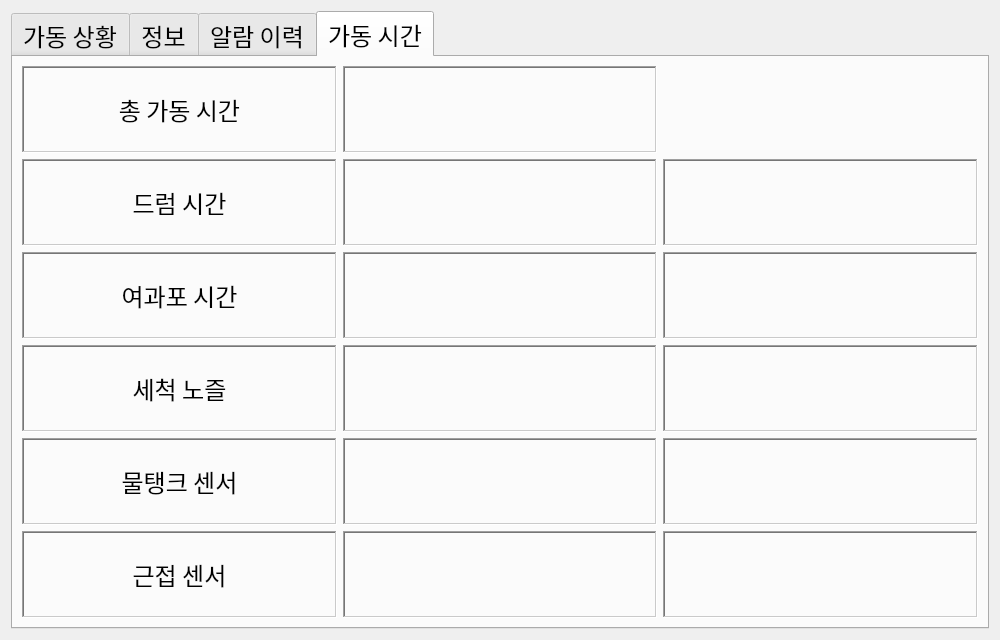
Old version of the form MainForm.ui in the repository DeathByS/PythonProject.
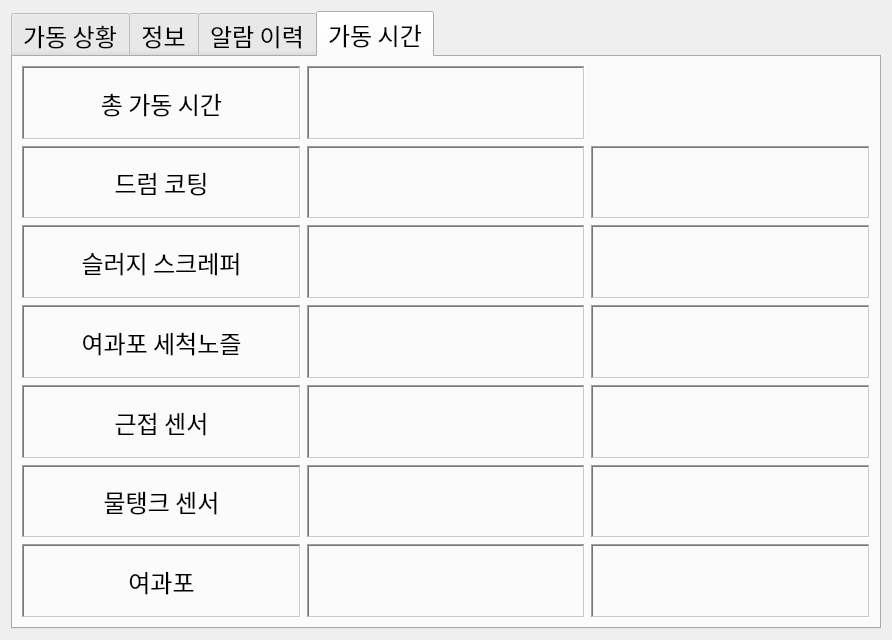
New version of the form. The open tabs and pages were chosen to show the change.

Patch:
```diff
--- a/MainForm.ui
+++ b/MainForm.ui
@@ -9,7 +9,7 @@
    <rect>
     <x>0</x>
     <y>0</y>
-    <width>1000</width>
+    <width>892</width>
     <height>640</height>
    </rect>
   </property>
@@ -41,7 +41,7 @@
       <enum>QTabWidget::Rounded</enum>
      </property>
      <property name="currentIndex">
-      <number>3</number>
+      <number>2</number>
      </property>
      <property name="iconSize">
       <size>
@@ -1473,8 +1473,8 @@
       <layout class="QGridLayout" name="gridLayout_9">
        <item row="1" column="0">
         <layout class="QGridLayout" name="gridLayout_5">
-         <item row="4" column="3">
-          <widget class="QLabel" name="label_Change_WaterTank">
+         <item row="2" column="1">
+          <widget class="QLabel" name="label_30">
            <property name="frameShape">
             <enum>QFrame::WinPanel</enum>
            </property>
@@ -1482,6 +1482,54 @@
             <enum>QFrame::Sunken</enum>
            </property>
            <property name="text">
+            <string>슬러지 스크레퍼</string>
+           </property>
+           <property name="alignment">
+            <set>Qt::AlignCenter</set>
+           </property>
+          </widget>
+         </item>
+         <item row="6" column="1">
+          <widget class="QLabel" name="label_35">
+           <property name="frameShape">
+            <enum>QFrame::WinPanel</enum>
+           </property>
+           <property name="frameShadow">
+            <enum>QFrame::Sunken</enum>
+           </property>
+           <property name="text">
+            <string>여과포</string>
+           </property>
+           <property name="alignment">
+            <set>Qt::AlignCenter</set>
+           </property>
+          </widget>
+         </item>
+         <item row="3" column="1">
+          <widget class="QLabel" name="label_31">
+           <property name="frameShape">
+            <enum>QFrame::WinPanel</enum>
+           </property>
+           <property name="frameShadow">
+            <enum>QFrame::Sunken</enum>
+           </property>
+           <property name="text">
+            <string>여과포 세척노즐</string>
+           </property>
+           <property name="alignment">
+            <set>Qt::AlignCenter</set>
+           </property>
+          </widget>
+         </item>
+         <item row="3" column="3">
+          <widget class="QLabel" name="label_Change_Filter">
+           <property name="frameShape">
+            <enum>QFrame::WinPanel</enum>
+           </property>
+           <property name="frameShadow">
+            <enum>QFrame::Sunken</enum>
+           </property>
+           <property name="text">
             <string/>
            </property>
            <property name="alignment">
@@ -1489,7 +1537,87 @@
            </property>
           </widget>
          </item>
+         <item row="0" column="2">
+          <widget class="QLabel" name="label_Time_1">
+           <property name="frameShape">
+            <enum>QFrame::WinPanel</enum>
+           </property>
+           <property name="frameShadow">
+            <enum>QFrame::Sunken</enum>
+           </property>
+           <property name="text">
+            <string/>
+           </property>
+           <property name="alignment">
+            <set>Qt::AlignCenter</set>
+           </property>
+          </widget>
+         </item>
+         <item row="1" column="3">
+          <widget class="QLabel" name="label_Change_Drum">
+           <property name="frameShape">
+            <enum>QFrame::WinPanel</enum>
+           </property>
+           <property name="frameShadow">
+            <enum>QFrame::Sunken</enum>
+           </property>
+           <property name="text">
+            <string/>
+           </property>
+           <property name="alignment">
+            <set>Qt::AlignCenter</set>
+           </property>
+          </widget>
+         </item>
+         <item row="0" column="1">
+          <widget class="QLabel" name="label">
+           <property name="frameShape">
+            <enum>QFrame::WinPanel</enum>
+           </property>
+           <property name="frameShadow">
+            <enum>QFrame::Sunken</enum>
+           </property>
+           <property name="text">
+            <string>총 가동 시간</string>
+           </property>
+           <property name="alignment">
+            <set>Qt::AlignCenter</set>
+           </property>
+          </widget>
+         </item>
          <item row="5" column="3">
+          <widget class="QLabel" name="label_Change_WaterTank">
+           <property name="frameShape">
+            <enum>QFrame::WinPanel</enum>
+           </property>
+           <property name="frameShadow">
+            <enum>QFrame::Sunken</enum>
+           </property>
+           <property name="text">
+            <string/>
+           </property>
+           <property name="alignment">
+            <set>Qt::AlignCenter</set>
+           </property>
+          </widget>
+         </item>
+         <item row="1" column="1">
+          <widget class="QLabel" name="label_29">
+           <property name="frameShape">
+            <enum>QFrame::WinPanel</enum>
+           </property>
+           <property name="frameShadow">
+            <enum>QFrame::Sunken</enum>
+           </property>
+           <property name="text">
+            <string>드럼 코팅</string>
+           </property>
+           <property name="alignment">
+            <set>Qt::AlignCenter</set>
+           </property>
+          </widget>
+         </item>
+         <item row="6" column="3">
           <widget class="QLabel" name="label_Change_Close">
            <property name="frameShape">
             <enum>QFrame::WinPanel</enum>
@@ -1505,39 +1633,7 @@
            </property>
           </widget>
          </item>
-         <item row="1" column="3">
-          <widget class="QLabel" name="label_Change_Drum">
-           <property name="frameShape">
-            <enum>QFrame::WinPanel</enum>
-           </property>
-           <property name="frameShadow">
-            <enum>QFrame::Sunken</enum>
-           </property>
-           <property name="text">
-            <string/>
-           </property>
-           <property name="alignment">
-            <set>Qt::AlignCenter</set>
-           </property>
-          </widget>
-         </item>
-         <item row="2" column="3">
-          <widget class="QLabel" name="label_Change_Filter">
-           <property name="frameShape">
-            <enum>QFrame::WinPanel</enum>
-           </property>
-           <property name="frameShadow">
-            <enum>QFrame::Sunken</enum>
-           </property>
-           <property name="text">
-            <string/>
-           </property>
-           <property name="alignment">
-            <set>Qt::AlignCenter</set>
-           </property>
-          </widget>
-         </item>
-         <item row="3" column="3">
+         <item row="4" column="3">
           <widget class="QLabel" name="label_Change_Cleaner">
            <property name="frameShape">
             <enum>QFrame::WinPanel</enum>
@@ -1553,39 +1649,7 @@
            </property>
           </widget>
          </item>
-         <item row="1" column="2">
-          <widget class="QLabel" name="label_Time_2">
-           <property name="frameShape">
-            <enum>QFrame::WinPanel</enum>
-           </property>
-           <property name="frameShadow">
-            <enum>QFrame::Sunken</enum>
-           </property>
-           <property name="text">
-            <string/>
-           </property>
-           <property name="alignment">
-            <set>Qt::AlignCenter</set>
-           </property>
-          </widget>
-         </item>
-         <item row="2" column="1">
-          <widget class="QLabel" name="label_31">
-           <property name="frameShape">
-            <enum>QFrame::WinPanel</enum>
-           </property>
-           <property name="frameShadow">
-            <enum>QFrame::Sunken</enum>
-           </property>
-           <property name="text">
-            <string>여과포 시간</string>
-           </property>
-           <property name="alignment">
-            <set>Qt::AlignCenter</set>
-           </property>
-          </widget>
-         </item>
-         <item row="4" column="1">
+         <item row="5" column="1">
           <widget class="QLabel" name="label_34">
            <property name="frameShape">
             <enum>QFrame::WinPanel</enum>
@@ -1601,23 +1665,7 @@
            </property>
           </widget>
          </item>
-         <item row="5" column="1">
-          <widget class="QLabel" name="label_35">
-           <property name="frameShape">
-            <enum>QFrame::WinPanel</enum>
-           </property>
-           <property name="frameShadow">
-            <enum>QFrame::Sunken</enum>
-           </property>
-           <property name="text">
-            <string>근접 센서</string>
-           </property>
-           <property name="alignment">
-            <set>Qt::AlignCenter</set>
-           </property>
-          </widget>
-         </item>
-         <item row="3" column="1">
+         <item row="4" column="1">
           <widget class="QLabel" name="label_33">
            <property name="frameShape">
             <enum>QFrame::WinPanel</enum>
@@ -1626,7 +1674,23 @@
             <enum>QFrame::Sunken</enum>
            </property>
            <property name="text">
-            <string>세척 노즐</string>
+            <string>근접 센서</string>
+           </property>
+           <property name="alignment">
+            <set>Qt::AlignCenter</set>
+           </property>
+          </widget>
+         </item>
+         <item row="2" column="2">
+          <widget class="QLabel" name="label_Time_3">
+           <property name="frameShape">
+            <enum>QFrame::WinPanel</enum>
+           </property>
+           <property name="frameShadow">
+            <enum>QFrame::Sunken</enum>
+           </property>
+           <property name="text">
+            <string/>
            </property>
            <property name="alignment">
             <set>Qt::AlignCenter</set>
@@ -1665,6 +1729,22 @@
            </property>
           </widget>
          </item>
+         <item row="2" column="3">
+          <widget class="QLabel" name="label_Change_Drum_2">
+           <property name="frameShape">
+            <enum>QFrame::WinPanel</enum>
+           </property>
+           <property name="frameShadow">
+            <enum>QFrame::Sunken</enum>
+           </property>
+           <property name="text">
+            <string/>
+           </property>
+           <property name="alignment">
+            <set>Qt::AlignCenter</set>
+           </property>
+          </widget>
+         </item>
          <item row="5" column="2">
           <widget class="QLabel" name="label_Time_6">
            <property name="frameShape">
@@ -1681,8 +1761,8 @@
            </property>
           </widget>
          </item>
-         <item row="2" column="2">
-          <widget class="QLabel" name="label_Time_3">
+         <item row="1" column="2">
+          <widget class="QLabel" name="label_Time_2">
            <property name="frameShape">
             <enum>QFrame::WinPanel</enum>
            </property>
@@ -1697,8 +1777,8 @@
            </property>
           </widget>
          </item>
-         <item row="1" column="1">
-          <widget class="QLabel" name="label_29">
+         <item row="6" column="2">
+          <widget class="QLabel" name="label_Time_7">
            <property name="frameShape">
             <enum>QFrame::WinPanel</enum>
            </property>
@@ -1706,22 +1786,6 @@
             <enum>QFrame::Sunken</enum>
            </property>
            <property name="text">
-            <string>드럼 시간</string>
-           </property>
-           <property name="alignment">
-            <set>Qt::AlignCenter</set>
-           </property>
-          </widget>
-         </item>
-         <item row="0" column="2">
-          <widget class="QLabel" name="label_Time_1">
-           <property name="frameShape">
-            <enum>QFrame::WinPanel</enum>
-           </property>
-           <property name="frameShadow">
-            <enum>QFrame::Sunken</enum>
-           </property>
-           <property name="text">
             <string/>
            </property>
            <property name="alignment">
@@ -1729,22 +1793,6 @@
            </property>
           </widget>
          </item>
-         <item row="0" column="1">
-          <widget class="QLabel" name="label">
-           <property name="frameShape">
-            <enum>QFrame::WinPanel</enum>
-           </property>
-           <property name="frameShadow">
-            <enum>QFrame::Sunken</enum>
-           </property>
-           <property name="text">
-            <string>총 가동 시간</string>
-           </property>
-           <property name="alignment">
-            <set>Qt::AlignCenter</set>
-           </property>
-          </widget>
-         </item>
         </layout>
        </item>
       </layout>
```
